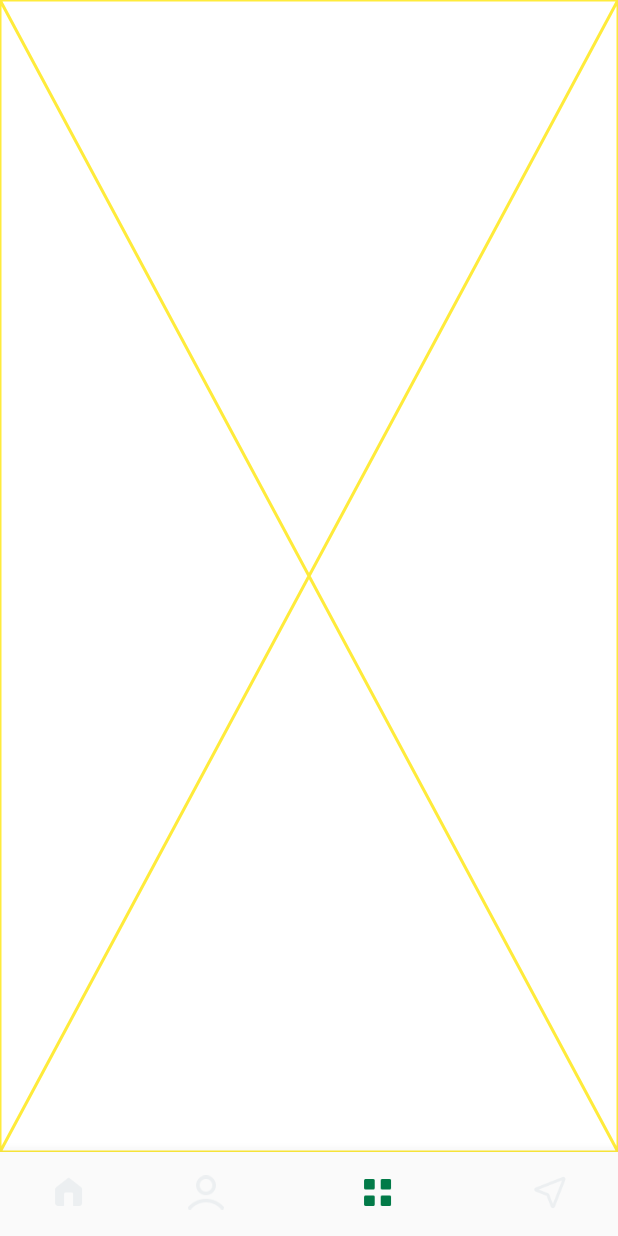
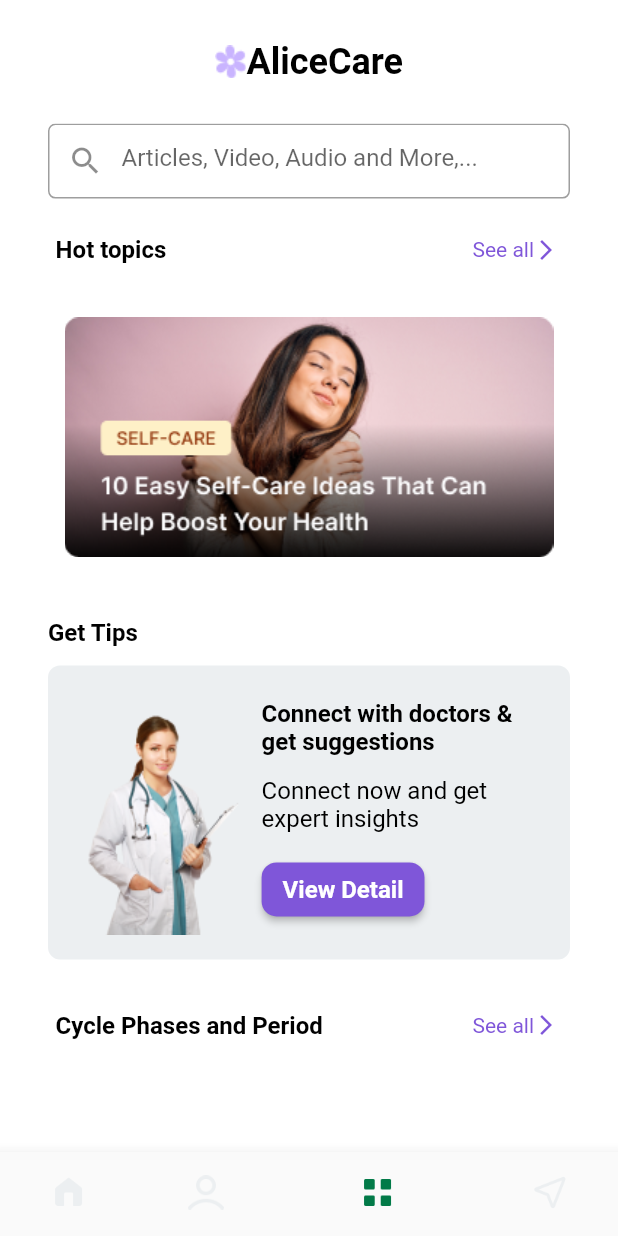
Before and after one commit to youssefmohamed192/ui_template, a Flutter app: the screen it shows after launch, item 3 of the bottom bar chosen, on a phone screen of 412 x 824 dp. Run offline on Flutter 3.47's test engine with Material 2 defaults, Android fonts, the phone set to English and light mode, and no system bars; our stand-ins replace badges, smooth_page_indicator.

Commit message:
finished news tab.

```diff
--- a/lib/main.dart
+++ b/lib/main.dart
@@ -13,7 +13,6 @@ void main() {
         ChangeNotifierProvider(create: (_) => ThemeProvider()),
         ChangeNotifierProvider(create: (_) => BottomNavigationBarProvider()),
         ChangeNotifierProvider(create: (_) => PageIndexProvider()),
-
       ],
       child: MyApp(),
     ),
@@ -21,10 +20,10 @@ void main() {
 }
 
 class MyApp extends StatelessWidget {
-
   @override
   Widget build(BuildContext context) {
-    final themeProvider = Provider.of<ThemeProvider>(context); // Access the ThemeProvider directly
+    final themeProvider = Provider.of<ThemeProvider>(
+        context); // Access the ThemeProvider directly
 
     return MaterialApp(
       themeMode: themeProvider.currentTheme,
--- a/lib/ui/screens/home/home_screen.dart
+++ b/lib/ui/screens/home/home_screen.dart
@@ -29,7 +29,7 @@ class _HomeScreenState extends State<HomeScreen> {
     final int currentScreenIndex = provider.fetchCurrentScreenIndex;
 
     return Scaffold(
-      body: tabs[currentScreenIndex], // Display the selected tab content
+      body: tabs[currentScreenIndex],
       bottomNavigationBar: BottomNavigationBar(
         backgroundColor: AppColors.primary,
         items: const [
@@ -52,7 +52,6 @@ class _HomeScreenState extends State<HomeScreen> {
         ],
         currentIndex: currentScreenIndex,
         onTap: (value) {
-          // Update the screen index when a tab is tapped
           provider.updateScreenIndex(value);
         },
       ),
--- a/lib/ui/screens/home/tabs/mental_health_tab/excersies_row/exercise_row.dart
+++ b/lib/ui/screens/home/tabs/mental_health_tab/excersies_row/exercise_row.dart
@@ -26,7 +26,7 @@ class ExerciseContainer extends StatelessWidget {
       child: Row(
         mainAxisAlignment: MainAxisAlignment.spaceAround,
         children: [
-          Image.asset(imagePath,width: 24,height: 28),
+          Image.asset(imagePath, width: 24, height: 28),
           Text(title,
               style: AppTheme.carouselContainerTextStyle.copyWith(
                   color: AppColors.black, fontWeight: FontWeight.bold)),
--- a/lib/ui/screens/home/tabs/mental_health_tab/mental_health_tab.dart
+++ b/lib/ui/screens/home/tabs/mental_health_tab/mental_health_tab.dart
@@ -8,6 +8,7 @@ import 'package:ui_template/ui/screens/home/tabs/mental_health_tab/image_contain
 import 'package:ui_template/utils/app_assets.dart';
 import 'package:ui_template/utils/app_colors.dart';
 import 'package:ui_template/utils/app_theme.dart';
+import 'package:ui_template/widgets/build_my_row.dart';
 
 class MentalHealthTab extends StatefulWidget {
   @override
@@ -70,7 +71,10 @@ class _MentalHealthTabState extends State<MentalHealthTab> {
           const SizedBox(
             height: 24,
           ),
-          buildMyRow("Feature"),
+          BuildMyRow(
+              title: "Feature",
+              subTitle: "See more",
+              color: AppColors.darkGreen),
           SizedBox(
             height: 168,
             child: PageView.builder(
@@ -100,7 +104,10 @@ class _MentalHealthTabState extends State<MentalHealthTab> {
           const SizedBox(
             height: 24,
           ),
-          buildMyRow("Exercise"),
+          BuildMyRow(
+              title: "Exercise",
+              subTitle: "See more",
+              color: AppColors.darkGreen),
           Row(
             mainAxisAlignment: MainAxisAlignment.spaceAround,
             children: [
@@ -237,45 +244,45 @@ class _MentalHealthTabState extends State<MentalHealthTab> {
     );
   }
 
-  Widget buildMyRow(String title) {
-    Size size = MediaQuery.of(context).size;
-    return Row(
-      children: [
-        Container(
-          padding: EdgeInsets.symmetric(horizontal: size.width * 0.09),
-          child: Column(
-            crossAxisAlignment: CrossAxisAlignment.start,
-            children: [
-              Text(
-                title,
-                style: AppTheme.carouselContainerTextStyle
-                    .copyWith(fontWeight: FontWeight.bold, fontSize: 16),
-              ),
-            ],
-          ),
-        ),
-        const Spacer(),
-        TextButton(
-          onPressed: () {},
-          child: Row(
-            children: [
-              Text(
-                "See more",
-                style: AppTheme.carouselContainerTextStyle
-                    .copyWith(fontSize: 14, color: AppColors.darkGreen),
-              ),
-              const Icon(
-                Icons.arrow_forward_ios,
-                color: AppColors.darkGreen,
-                size: 16,
-              ),
-              const SizedBox(
-                width: 32,
-              )
-            ],
-          ),
-        ),
-      ],
-    );
-  }
+// Widget buildMyRow(String title) {
+//   Size size = MediaQuery.of(context).size;
+//   return Row(
+//     children: [
+//       Container(
+//         padding: EdgeInsets.symmetric(horizontal: size.width * 0.09),
+//         child: Column(
+//           crossAxisAlignment: CrossAxisAlignment.start,
+//           children: [
+//             Text(
+//               title,
+//               style: AppTheme.carouselContainerTextStyle
+//                   .copyWith(fontWeight: FontWeight.bold, fontSize: 16),
+//             ),
+//           ],
+//         ),
+//       ),
+//       const Spacer(),
+//       TextButton(
+//         onPressed: () {},
+//         child: Row(
+//           children: [
+//             Text(
+//               "See more",
+//               style: AppTheme.carouselContainerTextStyle
+//                   .copyWith(fontSize: 14, color: AppColors.darkGreen),
+//             ),
+//             const Icon(
+//               Icons.arrow_forward_ios,
+//               color: AppColors.darkGreen,
+//               size: 16,
+//             ),
+//             const SizedBox(
+//               width: 32,
+//             )
+//           ],
+//         ),
+//       ),
+//     ],
+//   );
+// }
 }
--- a/lib/ui/screens/home/tabs/news_tab/news_tab.dart
+++ b/lib/ui/screens/home/tabs/news_tab/news_tab.dart
@@ -1,10 +1,142 @@
 import 'package:flutter/material.dart';
+import 'package:ui_template/utils/app_assets.dart';
+import 'package:ui_template/utils/app_colors.dart';
+import 'package:ui_template/utils/app_theme.dart';
+import 'package:ui_template/widgets/build_my_row.dart';
 
-class NewsTab extends StatelessWidget {
+class NewsTab extends StatefulWidget {
+  @override
+  State<NewsTab> createState() => _NewsTabState();
+}
 
-
+class _NewsTabState extends State<NewsTab> {
   @override
   Widget build(BuildContext context) {
-    return const Placeholder(color: Colors.yellow,);
+    return Scaffold(
+      appBar: buildMyAppBar(),
+      body: Column(
+        mainAxisAlignment: MainAxisAlignment.start,
+        crossAxisAlignment: CrossAxisAlignment.stretch,
+        children: [
+          Container(
+            margin: const EdgeInsets.symmetric(horizontal: 32),
+            decoration: BoxDecoration(
+              border: Border.all(color: Colors.grey),
+              borderRadius: BorderRadius.circular(5.0),
+            ),
+            child: TextFormField(
+              decoration: const InputDecoration(
+                hintText: "Articles, Video, Audio and More,...",
+                border: InputBorder.none,
+                prefixIcon: Icon(Icons.search),
+              ),
+            ),
+          ),
+          const SizedBox(
+            height: 10,
+          ),
+          BuildMyRow(
+              title: "Hot topics",
+              subTitle: "See all",
+              color: AppColors.rowPurpleColor),
+          Image.asset(AppAssets.hotTopicsImage),
+          const SizedBox(
+            height: 20,
+          ),
+          Container(
+            padding: const EdgeInsets.symmetric(horizontal: 32),
+            child: Row(
+              children: [
+                Text("Get Tips",
+                    style: AppTheme.carouselContainerTextStyle.copyWith(
+                      fontWeight: FontWeight.bold,
+                      fontSize: 16,
+                    ))
+              ],
+            ),
+          ),
+          const SizedBox(
+            height: 12,
+          ),
+          Container(
+            height: 196,
+            margin: const EdgeInsets.symmetric(horizontal: 32),
+            decoration: BoxDecoration(
+                color: AppColors.accent,
+                borderRadius: BorderRadius.circular(8)),
+            padding: const EdgeInsets.all(16),
+            child: Row(
+              children: [
+                Expanded(flex: 2, child: Image.asset(AppAssets.doctorImage)),
+                Expanded(
+                    flex: 3,
+                    child: Column(
+                      crossAxisAlignment: CrossAxisAlignment.start,
+                      mainAxisAlignment: MainAxisAlignment.spaceAround,
+                      children: [
+                        Text(
+                          "Connect with doctors & get suggestions",
+                          style: AppTheme.carouselContainerTextStyle.copyWith(
+                              fontWeight: FontWeight.w600, fontSize: 16),
+                        ),
+                        Text(
+                          "Connect now and get expert insights ",
+                          style: AppTheme.carouselContainerTextStyle.copyWith(
+                              fontWeight: FontWeight.w400, fontSize: 16),
+                        ),
+                        ElevatedButton(
+                          onPressed: () {
+                            // Add the action you want the button to perform here
+                          },
+                          style: ElevatedButton.styleFrom(
+                            padding: const EdgeInsets.symmetric(
+                                vertical: 8, horizontal: 14),
+                            primary: AppColors.rowPurpleColor,
+                            // Background color
+                            shape: RoundedRectangleBorder(
+                              borderRadius:
+                                  BorderRadius.circular(10.0), // Border radius
+                            ),
+                          ),
+                          child: Text(
+                            'View Detail', // Text displayed on the button
+                            style: AppTheme.carouselContainerTextStyle.copyWith(
+                                fontWeight: FontWeight.bold,
+                                fontSize: 16,
+                                color: AppColors.primary),
+                          ),
+                        )
+                      ],
+                    ))
+              ],
+            ),
+          ),
+          const SizedBox(
+            height: 20,
+          ),
+          BuildMyRow(
+              title: "Cycle Phases and Period",
+              subTitle: "See all",
+              color: AppColors.rowPurpleColor),
+        ],
+      ),
+    );
   }
+
+  PreferredSizeWidget buildMyAppBar() => AppBar(
+        centerTitle: true,
+        toolbarHeight: MediaQuery.of(context).size.height * 0.1,
+        backgroundColor: AppColors.primary,
+        elevation: 0,
+        title: Row(
+          mainAxisAlignment: MainAxisAlignment.center,
+          children: [
+            Image.asset(AppAssets.secondAppBarImage),
+            const Text(
+              "AliceCare",
+              style: AppTheme.appBarTitleTextStyle,
+            )
+          ],
+        ),
+      );
 }
--- a/lib/ui/screens/home/tabs/workout_tab/my_container.dart
+++ b/lib/ui/screens/home/tabs/workout_tab/my_container.dart
@@ -4,7 +4,6 @@ import 'package:ui_template/utils/app_colors.dart';
 import 'package:ui_template/utils/app_theme.dart';
 
 class MyContainerBuilder extends StatelessWidget {
-
   @override
   Widget build(BuildContext context) {
     return Container(
--- a/lib/utils/app_assets.dart
+++ b/lib/utils/app_assets.dart
@@ -1,4 +1,4 @@
-abstract class AppAssets{
+abstract class AppAssets {
   static const String imagePath = "assets/images/";
   static const String logoIcon = "${imagePath}logo.png";
   static const String loveImage = "${imagePath}love.png";
@@ -21,5 +21,7 @@ abstract class AppAssets{
   static const String listViewImage = "${imagePath}list_view_image.png";
   static const String plankImage = "${imagePath}plank_image.png";
   static const String clockIcon = "${imagePath}clock_icon.png";
-
+  static const String secondAppBarImage = "${imagePath}group.png";
+  static const String hotTopicsImage = "${imagePath}hot_topics.png";
+  static const String doctorImage = "${imagePath}doctor_image.png";
 }
--- a/lib/utils/app_colors.dart
+++ b/lib/utils/app_colors.dart
@@ -1,6 +1,6 @@
 import 'package:flutter/material.dart';
 
-abstract class AppColors{
+abstract class AppColors {
   static const Color primary = Color(0xffFFFFFF);
   static const Color accent = Color(0xffECEFF1);
   static const Color featureColor = Color(0xffECFDF3);
@@ -17,5 +17,5 @@ abstract class AppColors{
   static const Color red = Colors.red;
   static const Color containerTitleColor = Color(0xff455A64);
   static const Color blueGray = Color(0xffF8F9FC);
-
+  static const Color rowPurpleColor = Color(0xff7F56D9);
 }
--- /dev/null
+++ b/lib/widgets/build_my_row.dart
@@ -0,0 +1,55 @@
+import 'package:flutter/material.dart';
+import 'package:ui_template/utils/app_colors.dart';
+import 'package:ui_template/utils/app_theme.dart';
+
+class BuildMyRow extends StatelessWidget {
+  String title;
+  String subTitle;
+  Color color;
+
+  BuildMyRow(
+      {required this.title, required this.subTitle, required this.color});
+
+  @override
+  Widget build(BuildContext context) {
+    Size size = MediaQuery.of(context).size;
+    return Row(
+      children: [
+        Container(
+          padding: EdgeInsets.symmetric(horizontal: size.width * 0.09),
+          child: Column(
+            crossAxisAlignment: CrossAxisAlignment.start,
+            children: [
+              Text(
+                title,
+                style: AppTheme.carouselContainerTextStyle
+                    .copyWith(fontWeight: FontWeight.bold, fontSize: 16),
+              ),
+            ],
+          ),
+        ),
+        const Spacer(),
+        TextButton(
+          onPressed: () {},
+          child: Row(
+            children: [
+              Text(
+                subTitle,
+                style: AppTheme.carouselContainerTextStyle
+                    .copyWith(fontSize: 14, color: color),
+              ),
+              Icon(
+                Icons.arrow_forward_ios,
+                color: color,
+                size: 16,
+              ),
+              const SizedBox(
+                width: 32,
+              )
+            ],
+          ),
+        ),
+      ],
+    );
+  }
+}
```
Also changed, not shown: lib/ui/screens/home/tabs/mental_health_tab/image_container/image_card.dart (+11 -3 lines), assets/images/doctor_image.png (added), assets/images/group.png (added), assets/images/hot_topics.png (added), lib/utils/app_theme.dart (line endings or trailing spaces).
